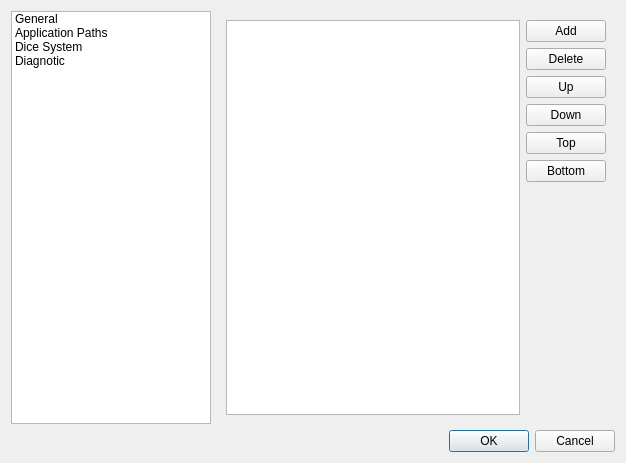
First picture: the form in src/preferences/preferencesdialogbox.ui, repository Rolisteam/rolisteam, before the edit.
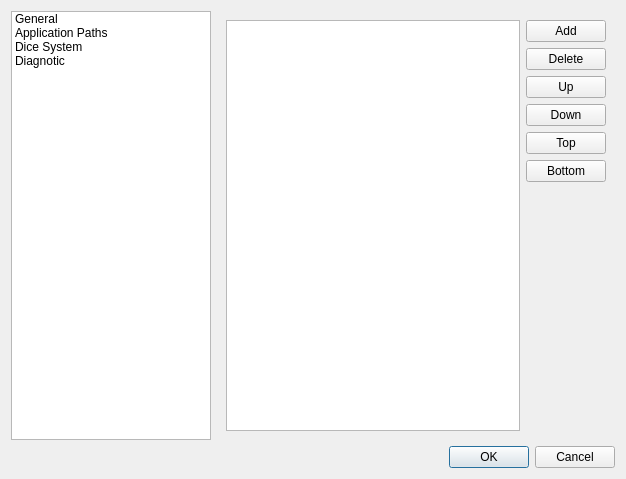
Second picture: the form after the edit. Custom widgets are drawn as their Qt base class.

Patch:
```diff
--- a/src/preferences/preferencesdialogbox.ui
+++ b/src/preferences/preferencesdialogbox.ui
@@ -7,7 +7,7 @@
     <x>0</x>
     <y>0</y>
     <width>626</width>
-    <height>463</height>
+    <height>479</height>
    </rect>
   </property>
   <property name="windowTitle">
@@ -321,7 +321,29 @@
        <widget class="QWidget" name="page">
         <layout class="QHBoxLayout" name="horizontalLayout_10">
          <item>
-          <widget class="QTableView" name="m_tableViewAlias"/>
+          <widget class="QTableView" name="m_tableViewAlias">
+           <property name="dragEnabled">
+            <bool>true</bool>
+           </property>
+           <property name="dragDropMode">
+            <enum>QAbstractItemView::DragDrop</enum>
+           </property>
+           <property name="alternatingRowColors">
+            <bool>true</bool>
+           </property>
+           <property name="selectionBehavior">
+            <enum>QAbstractItemView::SelectRows</enum>
+           </property>
+           <property name="sortingEnabled">
+            <bool>false</bool>
+           </property>
+           <attribute name="horizontalHeaderStretchLastSection">
+            <bool>false</bool>
+           </attribute>
+           <attribute name="verticalHeaderVisible">
+            <bool>false</bool>
+           </attribute>
+          </widget>
          </item>
          <item>
           <layout class="QVBoxLayout" name="verticalLayout_9">
```
Left out of the diff: 4 changed lines with no effect on the pictures.
